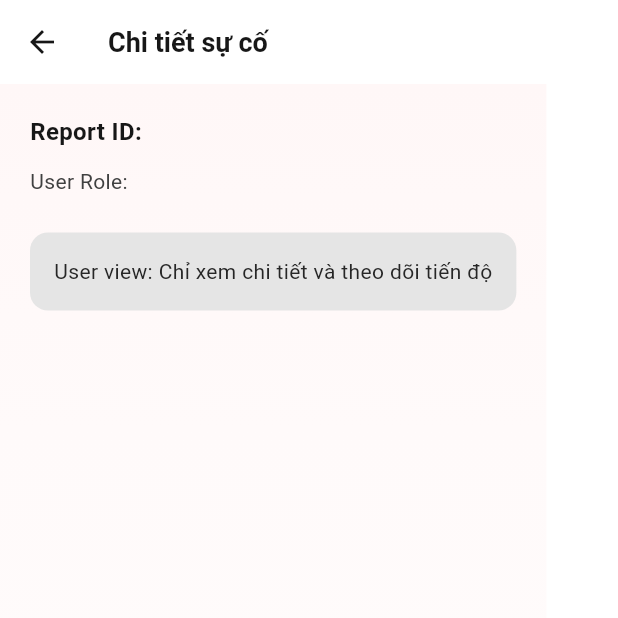
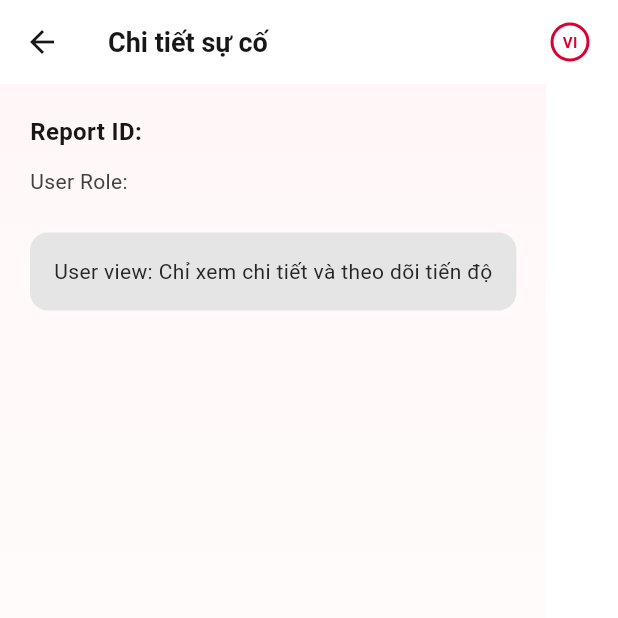
Before and after one commit to Vudangkhoa0910/SmartFactory_CONNECT_App, a Flutter app: the ReportHandleScreen screen opened directly with empty values, on a phone screen of 412 x 824 dp, the top half of it. Run offline on Flutter 3.47's test engine with Material 3 defaults, Android fonts, the phone set to English and light mode, and no system bars; drawn by our look-alikes of toastification; our stand-ins replace audioplayers, camera, carousel_slider, custom_refresh_indicator, firebase_core, firebase_messaging and 10 more; missing offline and left inert: flutter_displaymode, mobile_scanner, record; accounts and stored records are empty; project files that could hold a hidden picture were left out.

Commit message:
feat(report): add language toggle to report handle screen

```diff
--- a/lib/screens/report/report_handle_screen.dart
+++ b/lib/screens/report/report_handle_screen.dart
@@ -1,5 +1,7 @@
 import 'package:flutter/material.dart';
 import '../../config/app_colors.dart';
+import '../../l10n/app_localizations.dart';
+import '../../widgets/language_toggle_button.dart';
 
 /// Screen để xử lý sự cố với 2 chức vụ: User và Leader
 /// User: Xem chi tiết sự cố, theo dõi tiến độ
@@ -21,6 +23,7 @@ class ReportHandleScreen extends StatefulWidget {
 class _ReportHandleScreenState extends State<ReportHandleScreen> {
   @override
   Widget build(BuildContext context) {
+    final l10n = AppLocalizations.of(context)!;
     return Scaffold(
       appBar: AppBar(
         backgroundColor: AppColors.white,
@@ -30,13 +33,17 @@ class _ReportHandleScreenState extends State<ReportHandleScreen> {
           onPressed: () => Navigator.pop(context),
         ),
         title: Text(
-          widget.userRole == 'leader' ? 'Xử lý sự cố' : 'Chi tiết sự cố',
+          widget.userRole == 'leader' ? l10n.handleIncident : l10n.incidentDetail,
           style: TextStyle(
             color: AppColors.gray800,
             fontSize: 18,
             fontWeight: FontWeight.w600,
           ),
         ),
+        actions: const [
+          LanguageToggleIconButton(),
+          SizedBox(width: 8),
+        ],
       ),
       body: Container(
         decoration: const BoxDecoration(
@@ -70,7 +77,7 @@ class _ReportHandleScreenState extends State<ReportHandleScreen> {
                       borderRadius: BorderRadius.circular(12),
                     ),
                     child: Text(
-                      'Leader view: Có thể phân công xử lý, cập nhật trạng thái',
+                      'Leader view: ${l10n.leaderCanAssignAndUpdate}',
                       style: TextStyle(fontSize: 14, color: AppColors.brand500),
                     ),
                   )
@@ -82,7 +89,7 @@ class _ReportHandleScreenState extends State<ReportHandleScreen> {
                       borderRadius: BorderRadius.circular(12),
                     ),
                     child: Text(
-                      'User view: Chỉ xem chi tiết và theo dõi tiến độ',
+                      'User view: ${l10n.userCanOnlyViewProgress}',
                       style: TextStyle(fontSize: 14, color: AppColors.gray700),
                     ),
                   ),
```
